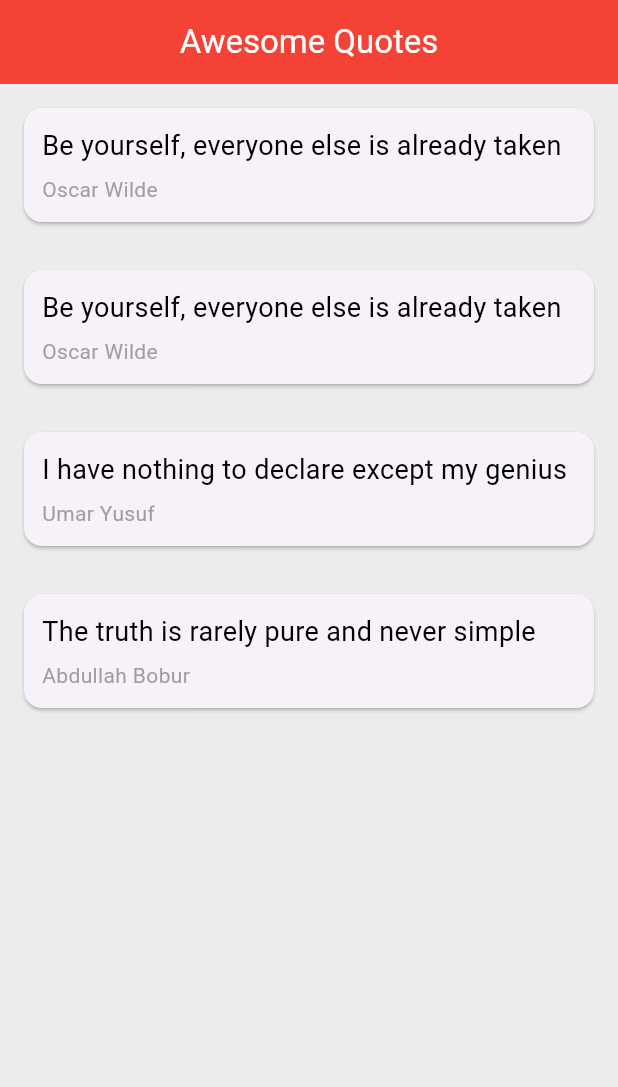
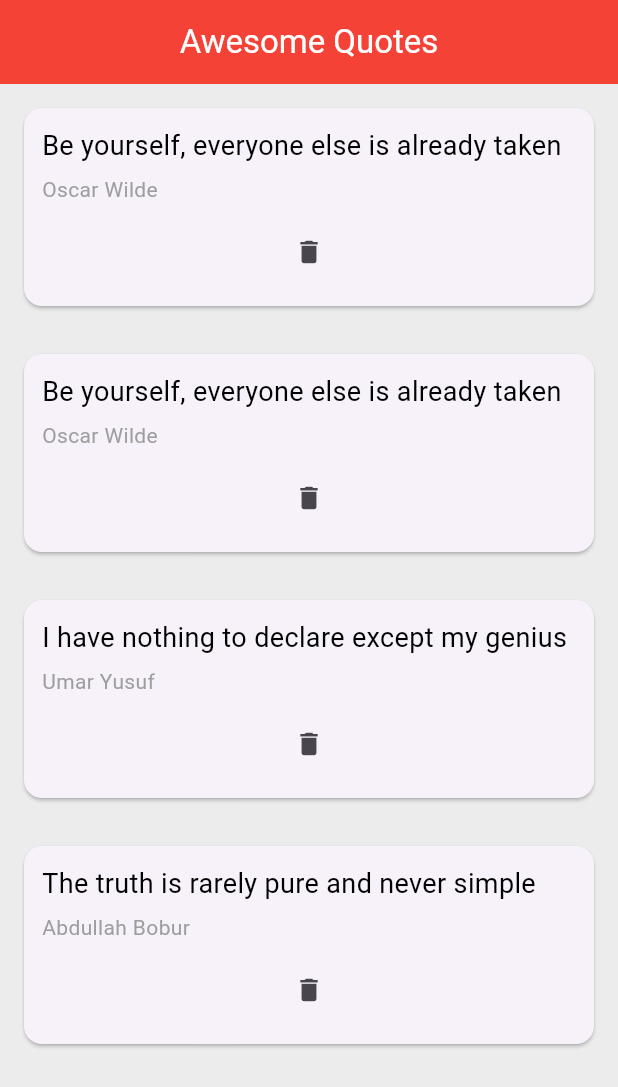
Before and after one commit to bilalbakhrom/flutter-zero-to-hero, a Flutter app: the screen it shows after launch, on a phone screen of 412 x 824 dp. Shown: the top 1087 px of the screen. Run offline on Flutter 3.47's test engine with Material 3 defaults, Android fonts, the phone set to English and light mode, and no system bars.

Commit message:
feat(quotes): add quote card and delete feature

```diff
--- a/qutoes/lib/main.dart
+++ b/qutoes/lib/main.dart
@@ -1,13 +1,12 @@
 import 'package:flutter/material.dart';
 import 'package:qutoes/quote.dart';
-
+import 'package:qutoes/quote_card.dart';
 
 void main() {
   runApp(const MaterialApp(
     home: QuoteList(),
   ));
 }
-
 
 class QuoteList extends StatefulWidget {
   const QuoteList({super.key});
@@ -38,44 +37,14 @@ class _QuoteListState extends State<QuoteList> {
       ),
       body: Column(
         crossAxisAlignment: CrossAxisAlignment.start,
-        children: quotes.map((quote) => QuoteCard(quote)).toList(),
+        children: quotes
+            .map((quote) => QuoteCard(quote, () {
+                  setState(() {
+                    quotes.remove(quote);
+                  });
+                }))
+            .toList(),
       ),
     );
   }
 }
-
-class QuoteCard extends StatelessWidget {
-  Quote quote;
-
-  QuoteCard(this.quote, {super.key});
-
-  @override
-  Widget build(BuildContext context) {
-    return Card(
-      margin: const EdgeInsets.fromLTRB(16, 16, 16, 16),
-      child: Padding(
-        padding: const EdgeInsets.all(12),
-        child: Column(
-          crossAxisAlignment: CrossAxisAlignment.stretch,
-          children: [
-            Text(
-              quote.text,
-              style: const TextStyle(
-                fontSize: 18,
-                color: Colors.black,
-              ),
-            ),
-            const SizedBox(height: 6),
-            Text(
-              quote.author,
-              style: const TextStyle(
-                  fontSize: 14,
-                  color: Colors.grey,
-              ),
-            )
-          ],
-        ),
-      ),
-    );
-  }
-}
--- /dev/null
+++ b/qutoes/lib/quote_card.dart
@@ -0,0 +1,45 @@
+import 'package:flutter/material.dart';
+import 'package:qutoes/quote.dart';
+
+class QuoteCard extends StatelessWidget {
+  Quote quote;
+  void Function() delete;
+
+  QuoteCard(this.quote, this.delete);
+
+  @override
+  Widget build(BuildContext context) {
+    return Card(
+      margin: const EdgeInsets.fromLTRB(16, 16, 16, 16),
+      child: Padding(
+        padding: const EdgeInsets.all(12),
+        child: Column(
+          crossAxisAlignment: CrossAxisAlignment.stretch,
+          children: [
+            Text(
+              quote.text,
+              style: const TextStyle(
+                fontSize: 18,
+                color: Colors.black,
+              ),
+            ),
+            const SizedBox(height: 6),
+            Text(
+              quote.author,
+              style: const TextStyle(
+                fontSize: 14,
+                color: Colors.grey,
+              ),
+            ),
+            const SizedBox(height: 8),
+            IconButton(
+              onPressed: delete,
+              icon: const Icon(Icons.delete),
+              iconSize: 20,
+            ),
+          ],
+        ),
+      ),
+    );
+  }
+}
```
